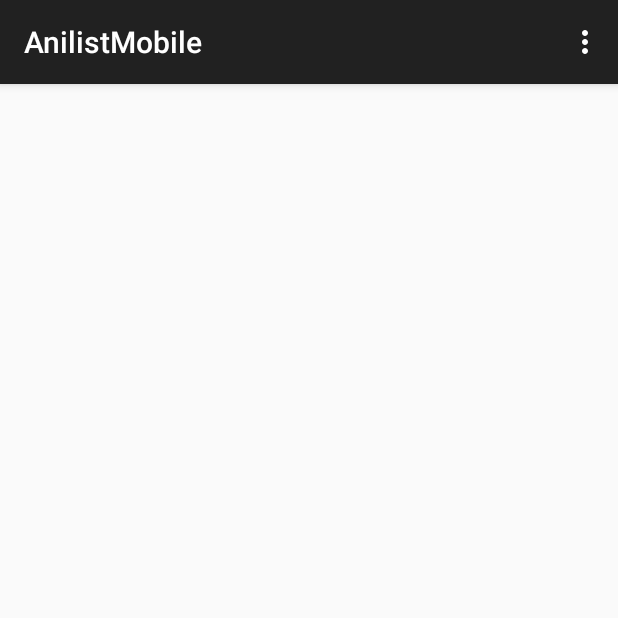
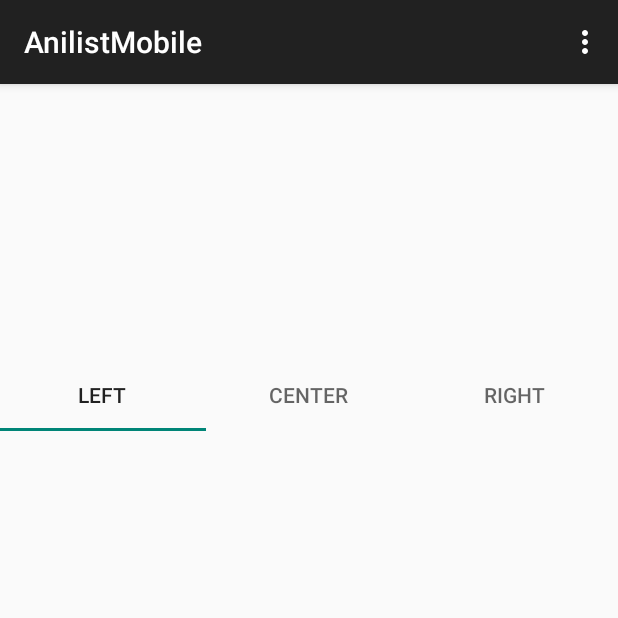
Before and after one commit to carltibule/AnilistMobile, an Android app: the MediaDetail screen opened directly, with no data from a screen before it, on a phone screen of 412 x 824 dp, the top half of it. Run offline under Robolectric (Android 15) with nearby library versions, the phone set to English and light mode, and no system bars; libraries missing offline, so code that uses them is left out: com.apollographql.apollo; 6 statements that could not run were skipped.

Commit message:
Added tabs to MediaDetailActivity

```diff
--- a/app/src/main/res/layout/activity_media_detail.xml
+++ b/app/src/main/res/layout/activity_media_detail.xml
@@ -1,15 +1,10 @@
 <?xml version="1.0" encoding="utf-8"?>
-<LinearLayout xmlns:android="http://schemas.android.com/apk/res/android"
+<android.support.constraint.ConstraintLayout xmlns:android="http://schemas.android.com/apk/res/android"
     xmlns:app="http://schemas.android.com/apk/res-auto"
     xmlns:tools="http://schemas.android.com/tools"
     android:layout_width="match_parent"
     android:layout_height="match_parent"
-    android:orientation="vertical"
     tools:context=".MediaDetail">
-
-    <android.support.constraint.ConstraintLayout
-        android:layout_width="match_parent"
-        android:layout_height="wrap_content">
 
     <ImageView
         android:id="@+id/img_detail_cover_image"
@@ -28,7 +23,7 @@
         android:layout_height="wrap_content"
         android:layout_marginStart="8dp"
         android:layout_marginTop="8dp"
-            android:layout_marginEnd="8dp"
+        android:layout_marginEnd="7dp"
         android:text=""
         android:textSize="24sp"
         android:textStyle="bold"
@@ -39,15 +34,41 @@
     <TextView
         android:id="@+id/lbl_detail_description"
         android:layout_width="0dp"
-            android:layout_height="wrap_content"
+        android:layout_height="0dp"
         android:layout_marginStart="8dp"
         android:layout_marginTop="8dp"
         android:layout_marginEnd="8dp"
+        android:layout_marginBottom="8dp"
         android:text=""
+        app:layout_constraintBottom_toBottomOf="@+id/img_detail_cover_image"
         app:layout_constraintEnd_toEndOf="parent"
         app:layout_constraintStart_toEndOf="@+id/img_detail_cover_image"
         app:layout_constraintTop_toBottomOf="@+id/lbl_detail_title" />
 
+    <android.support.design.widget.TabLayout
+        android:layout_width="match_parent"
+        android:layout_height="0dp"
+        app:layout_constraintTop_toBottomOf="@+id/img_detail_cover_image">
+
+        <android.support.design.widget.TabItem
+            android:layout_width="wrap_content"
+            android:layout_height="wrap_content"
+            android:text="Left" />
+
+        <android.support.design.widget.TabItem
+            android:layout_width="wrap_content"
+            android:layout_height="wrap_content"
+            android:text="Center" />
+
+        <android.support.design.widget.TabItem
+            android:layout_width="wrap_content"
+            android:layout_height="wrap_content"
+            android:text="Right" />
+    </android.support.design.widget.TabLayout>
+
+    <android.support.v4.view.ViewPager
+        android:layout_width="match_parent"
+        android:layout_height="wrap_content" />
+
+
 </android.support.constraint.ConstraintLayout>
-
-</LinearLayout>
```
Lines whose indentation alone changed are shown as unchanged.
